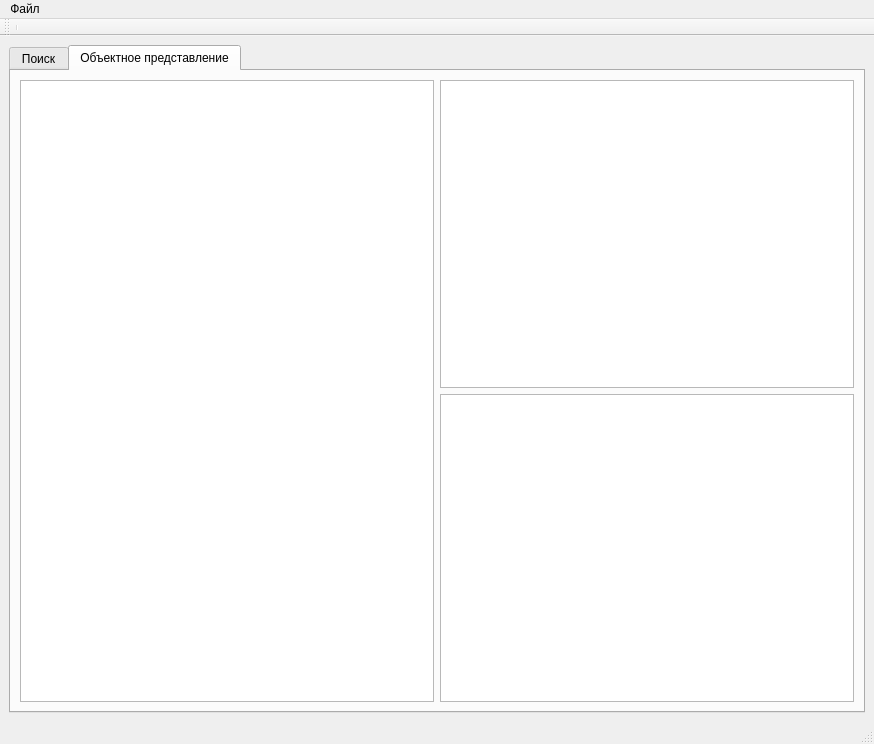
This is mainwindow.ui in VladisGol/platon-accs as Qt 5 draws it before an edit. The edited form follows.
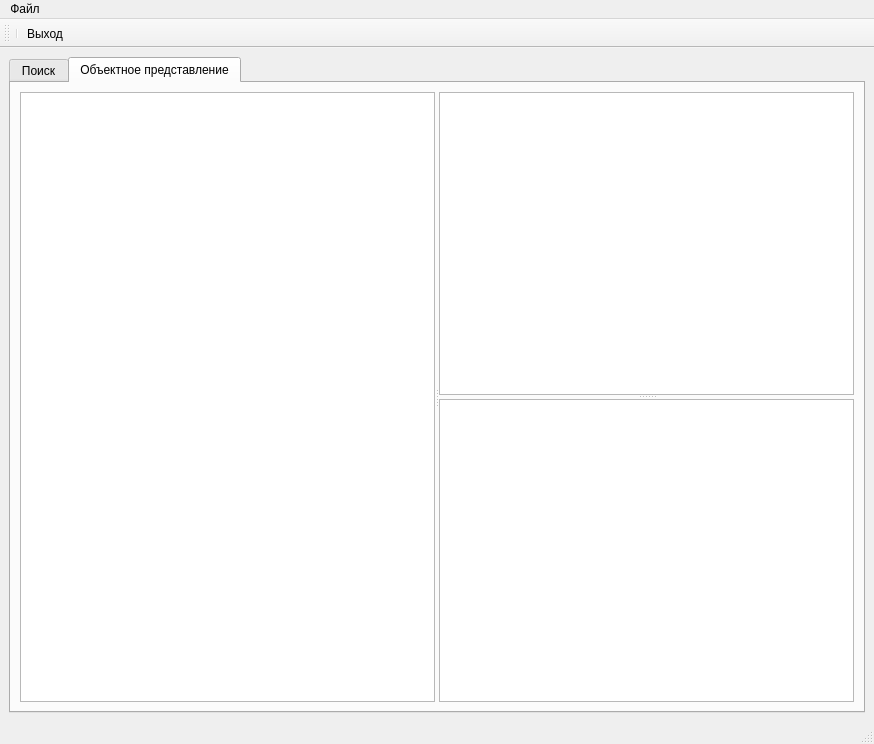
This is the edited form. Icons and pictures are not drawn.

Diff of the .ui file:
```diff
--- a/mainwindow.ui
+++ b/mainwindow.ui
@@ -13,30 +13,58 @@
    <string>MainWindow</string>
   </property>
   <widget class="QWidget" name="centralwidget" >
+   <property name="geometry" >
+    <rect>
+     <x>0</x>
+     <y>56</y>
+     <width>874</width>
+     <height>665</height>
+    </rect>
+   </property>
    <layout class="QGridLayout" name="gridLayout" >
     <item row="0" column="0" >
      <widget class="QTabWidget" name="tabWidget" >
       <property name="currentIndex" >
        <number>1</number>
       </property>
+      <property name="iconSize" >
+       <size>
+        <width>24</width>
+        <height>24</height>
+       </size>
+      </property>
       <widget class="QWidget" name="tab_search" >
        <attribute name="title" >
         <string>Поиск</string>
        </attribute>
       </widget>
       <widget class="QWidget" name="tab_explore" >
+       <property name="geometry" >
+        <rect>
+         <x>0</x>
+         <y>0</y>
+         <width>858</width>
+         <height>624</height>
+        </rect>
+       </property>
        <attribute name="title" >
         <string>Объектное представление</string>
        </attribute>
        <layout class="QGridLayout" name="gridLayout_2" >
-        <item rowspan="2" row="0" column="0" >
-         <widget class="QTreeView" name="treeView" />
-        </item>
-        <item row="0" column="1" >
-         <widget class="QTableView" name="tableView" />
-        </item>
-        <item row="1" column="1" >
-         <widget class="QTableView" name="tableView_2" />
+        <item row="0" column="0" >
+         <widget class="QSplitter" name="splitter_2" >
+          <property name="orientation" >
+           <enum>Qt::Horizontal</enum>
+          </property>
+          <widget class="QTreeView" name="treeView" />
+          <widget class="QSplitter" name="splitter" >
+           <property name="orientation" >
+            <enum>Qt::Vertical</enum>
+           </property>
+           <widget class="QTableView" name="tableView_2" />
+           <widget class="QTableView" name="tableView" />
+          </widget>
+         </widget>
         </item>
        </layout>
       </widget>
@@ -63,6 +91,14 @@
   </widget>
   <widget class="QStatusBar" name="statusbar" />
   <widget class="QToolBar" name="toolBar" >
+   <property name="geometry" >
+    <rect>
+     <x>0</x>
+     <y>26</y>
+     <width>874</width>
+     <height>30</height>
+    </rect>
+   </property>
    <property name="windowTitle" >
     <string>toolBar</string>
    </property>
@@ -70,9 +106,10 @@
     <enum>TopToolBarArea</enum>
    </attribute>
    <attribute name="toolBarBreak" >
-    <bool>true</bool>
+    <bool>false</bool>
    </attribute>
    <addaction name="separator" />
+   <addaction name="action_quit" />
   </widget>
   <action name="action_quit" >
    <property name="text" >
```
Left out of the diff: 25 changed lines with no effect on the pictures.
